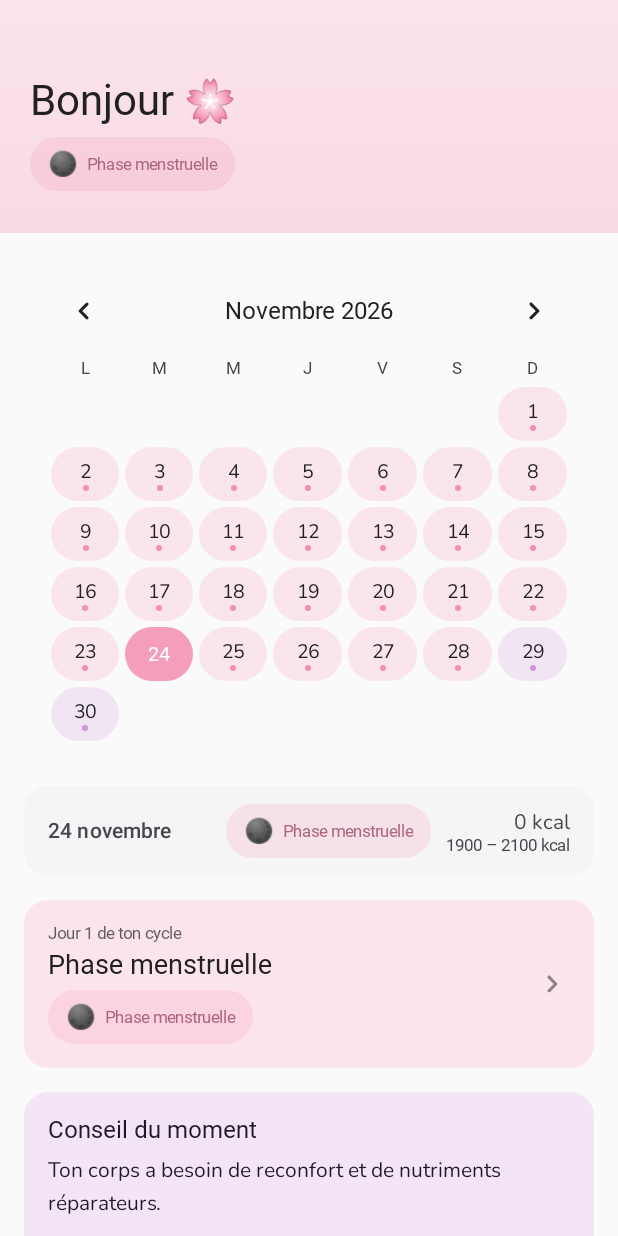
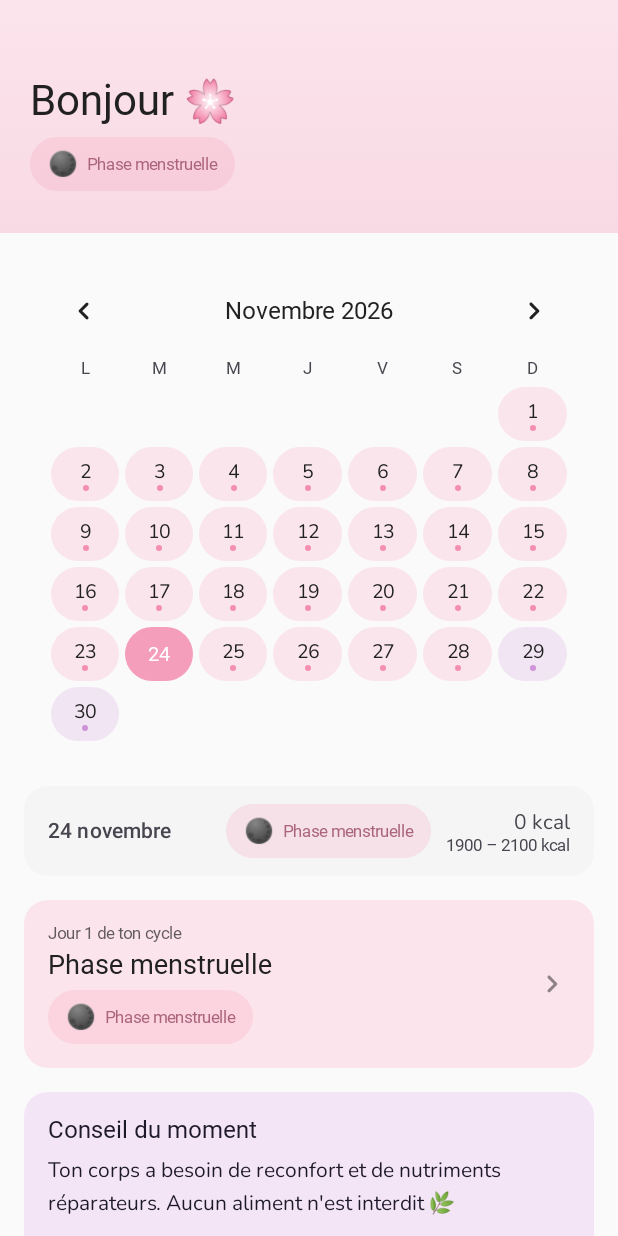
Before and after one commit to tvelu77/freya, an Android app built with Jetpack Compose: the composable HomeScreen shown on its own in the app's theme, after a tap on an icon or button, on a phone screen of 412 x 824 dp. Run offline under Robolectric (Android 15) with nearby library versions, the phone set to English and light mode, and no system bars; our stand-ins replace Dagger/Hilt's generated code, Room's generated code; Roboto replaces fonts that are not available here; 4 statements that could not run were skipped.

Commit message:
feat(food): phase-based nutrition advice with concrete foods (#40)
* test(food): per-phase nutrition advice with concrete foods (red for #12)

Co-authored-by: tvelu77 <tvelu77@users.noreply.github.com>

* feat(food): phase-based nutrition advice with concrete foods (closes #12)

- NutritionAdvice.forPhase now recommends concrete foods that exist in the seeded Room food DB (per phase: lentilles/chocolat noir for menstruelle, œuf/quinoa/poulet for folliculaire, saumon/myrtilles for ovulatoire, riz complet/patate douce for lutéale) and the tips explicitly say no food is forbidden
- NutritionAdviceCard (Home) and NutritionSummaryCard (Food) now show the recommended-food chips alongside the tip and key nutrients
- Advice still follows the current phase via GetNutritionAdviceUseCase
- Tests: NutritionAdviceTest per phase (nutrients, concrete foods, tip, foods all present in the seeded DB names) + table-driven per-phase test in GetNutritionAdviceUseCaseAdapterTest

Co-authored-by: tvelu77 <tvelu77@users.noreply.github.com>

* fix(test): use Triple for the per-phase advice test cases

Co-authored-by: tvelu77 <tvelu77@users.noreply.github.com>

---------

Co-authored-by: Vibe Nuage Agent <vibe@mistral.ai>
Co-authored-by: tvelu77 <tvelu77@users.noreply.github.com>

```diff
--- a/app/src/main/java/io/tvelu77/freya/domain/models/NutritionAdvice.kt
+++ b/app/src/main/java/io/tvelu77/freya/domain/models/NutritionAdvice.kt
@@ -14,29 +14,29 @@ data class NutritionAdvice(
         phase,
         0,
         listOf("Fer", "Magnésium", "Vitamine C"),
-        listOf("Lentilles", "Épinards", "Chocolat noir", "Banane"),
-        "Ton corps a besoin de reconfort et de nutriments réparateurs."
+        listOf("Lentilles cuites", "Épinards cuits", "Chocolat noir 70%", "Banane"),
+        "Ton corps a besoin de reconfort et de nutriments réparateurs. Aucun aliment n'est interdit 🌿"
       )
       PhaseType.FOLLICULAR -> NutritionAdvice(
         phase,
         -50,
         listOf("Protéines", "Fibres", "Zinc"),
-        listOf("Œufs", "Quinoa", "Brocoli", "Graines de courge"),
+        listOf("Œuf entier", "Quinoa cuit", "Brocoli cuit", "Poulet rôti"),
         "Énergie en hausse — c'est le bon moment pour des repas légers et nutritifs."
       )
       PhaseType.OVULATORY -> NutritionAdvice(
         phase,
         -50,
         listOf("Antioxydants", "Oméga-3", "Vitamine E"),
-        listOf("Saumon", "Myrtilles", "Noix", "Avocat"),
+        listOf("Saumon grillé", "Myrtilles", "Noix", "Avocat"),
         "Privilégie les aliments anti-inflammatoires pour soutenir l'ovulation."
       )
       PhaseType.LUTEAL -> NutritionAdvice(
         phase,
         150,
         listOf("Glucides complexes", "Calcium", "Vitamine B6"),
-        listOf("Patate douce", "Riz complet", "Lait", "Poulet"),
-        "Les fringales sont normales — choisis des glucides complexes pour les gérer."
+        listOf("Patate douce cuite", "Riz complet cuit", "Lait demi-écrémé", "Poulet rôti"),
+        "Les fringales sont normales — choisis des glucides complexes pour les apaiser. Aucun aliment n'est interdit 🌿"
       )
     }
   }
--- a/app/src/main/java/io/tvelu77/freya/presentation/food/FoodScreen.kt
+++ b/app/src/main/java/io/tvelu77/freya/presentation/food/FoodScreen.kt
@@ -80,7 +80,7 @@ fun FoodScreen(
           nutrition = uiState.nutrition,
           energyTarget = uiState.energyTarget,
           showCalories = uiState.showCalories,
-          adviceMessage = uiState.advice?.tipMessage
+          advice = uiState.advice
         )
       }
 
--- a/app/src/main/java/io/tvelu77/freya/ui/components/NutritionAdviceCard.kt
+++ b/app/src/main/java/io/tvelu77/freya/ui/components/NutritionAdviceCard.kt
@@ -53,6 +53,21 @@ fun NutritionAdviceCard(advice: NutritionAdvice, modifier: Modifier = Modifier)
           )
         }
       }
+      Spacer(Modifier.height(12.dp))
+      Text(
+        text = stringResource(R.string.cycle_recommended_foods),
+        style = MaterialTheme.typography.labelSmall,
+        color = MaterialTheme.colorScheme.onSecondaryContainer.copy(alpha = 0.7f)
+      )
+      Spacer(Modifier.height(4.dp))
+      Row(horizontalArrangement = Arrangement.spacedBy(6.dp)) {
+        advice.recommendedFoods.forEach { food ->
+          SuggestionChip(
+            onClick = {},
+            label = { Text(food, style = MaterialTheme.typography.labelSmall) }
+          )
+        }
+      }
     }
   }
 }
```
Also changed, not shown: app/src/main/java/io/tvelu77/freya/presentation/food/NutritionSummaryCard.kt (+18 -3 lines), 2 other files.
